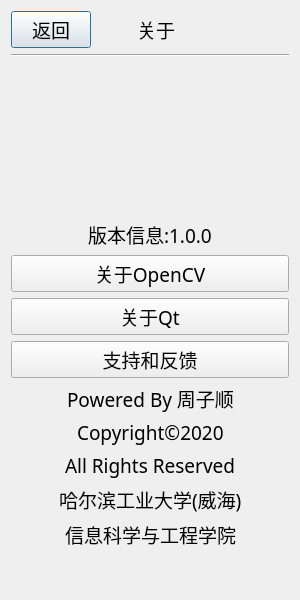
The window that aboutwindow.ui (ZzzzzzS/mmLink) describes before a commit, drawn with Qt 5.
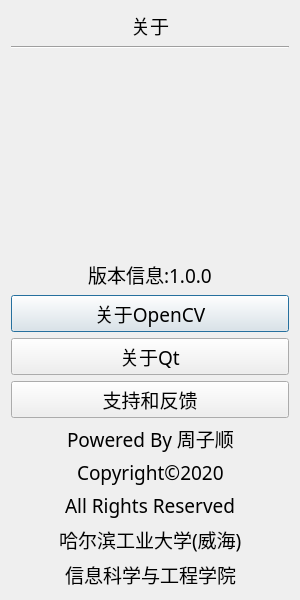
The same window after the commit.

```diff
--- a/aboutwindow.ui
+++ b/aboutwindow.ui
@@ -28,19 +28,6 @@
         <layout class="QHBoxLayout" name="horizontalLayout_8">
          <item>
           <layout class="QHBoxLayout" name="horizontalLayout_3">
-           <item>
-            <widget class="QPushButton" name="BackButton">
-             <property name="sizePolicy">
-              <sizepolicy hsizetype="Fixed" vsizetype="Fixed">
-               <horstretch>0</horstretch>
-               <verstretch>0</verstretch>
-              </sizepolicy>
-             </property>
-             <property name="text">
-              <string>返回</string>
-             </property>
-            </widget>
-           </item>
            <item>
             <spacer name="horizontalSpacer_6">
              <property name="orientation">
@@ -384,22 +371,6 @@
          </item>
         </layout>
        </item>
-       <item>
-        <spacer name="verticalSpacer">
-         <property name="orientation">
-          <enum>Qt::Vertical</enum>
-         </property>
-         <property name="sizeType">
-          <enum>QSizePolicy::Fixed</enum>
-         </property>
-         <property name="sizeHint" stdset="0">
-          <size>
-           <width>20</width>
-           <height>40</height>
-          </size>
-         </property>
-        </spacer>
-       </item>
       </layout>
      </item>
     </layout>
```
